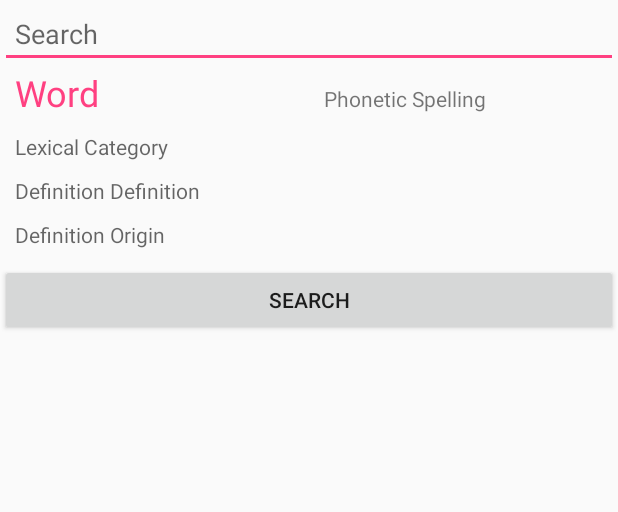
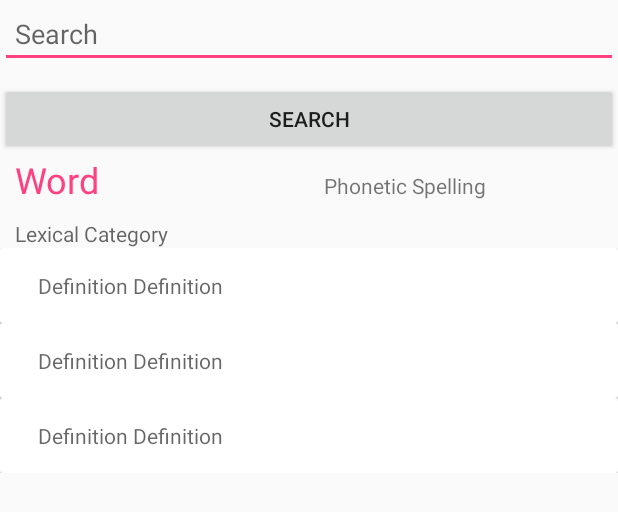
Before and after one commit to JasmienSCels/Wordly, an Android app: the layout activity_daily_word.xml on its own in the app's theme, with its tools: preview values and no code run, on a phone screen of 412 x 824 dp. Shown: the top 512 px of the screen. Run offline under Robolectric (Android 15) with nearby library versions, the phone set to English and light mode, and no system bars.

Commit message:
Added a recycler view to display multiple defintion variations of a word

```diff
--- a/app/build.gradle
+++ b/app/build.gradle
@@ -49,7 +49,7 @@ dependencies {
     annotationProcessor 'com.google.dagger:dagger-android-processor:2.12'
     annotationProcessor 'com.google.dagger:dagger-compiler:2.12'
 
-
+    //RecyclerView/CardView
     implementation 'com.android.support:recyclerview-v7:26.1.0'
     implementation 'com.android.support:cardview-v7:26.1.0'
 
--- a/app/src/main/java/com/example/jasmiensofiecels/wordly/viewModel/DictionaryViewModel.java
+++ b/app/src/main/java/com/example/jasmiensofiecels/wordly/viewModel/DictionaryViewModel.java
@@ -23,13 +23,7 @@ public class DictionaryViewModel extends ViewModel {
 
     public DictionaryViewModel(DictionaryRepository repository) {
         this.repository = repository;
-
-//        MutableLiveData<String> word = new MutableLiveData<>();
-//        word.setValue("");
-//        resultObservable = this.repository.getWordOfTheDay("en", word);
     }
-
-
 
     public void onWordRefresh(MutableLiveData<String> word) {
         resultObservable = repository.getWordOfTheDay("en", word);
--- a/app/src/main/res/layout/activity_daily_word.xml
+++ b/app/src/main/res/layout/activity_daily_word.xml
@@ -3,6 +3,7 @@
     xmlns:tools="http://schemas.android.com/tools"
     android:layout_width="match_parent"
     android:layout_height="match_parent"
+    xmlns:app="http://schemas.android.com/apk/res-auto"
     android:minHeight="0dp"
     tools:context="com.example.jasmiensofiecels.wordly.view.dailyWord.DailyWordActivity"
     tools:layout_editor_absoluteY="81dp">
@@ -26,6 +27,30 @@
             android:digits="ABCDEFGHIJKLMNOPQRSTUVWXYZabcdefghijklmnopqrstuvwxyz-"
             />
 
+
+    </LinearLayout>
+
+    <LinearLayout
+        android:id="@+id/layout_search_button"
+        android:layout_width="match_parent"
+        android:layout_height="wrap_content"
+        android:layout_below="@id/search_layout_linear"
+        android:orientation="horizontal"
+        android:paddingTop="10dp">
+
+
+        <Button
+            android:id="@+id/search_btn"
+            android:layout_width="match_parent"
+            android:layout_height="wrap_content"
+            android:layout_weight="1"
+            android:paddingTop="10dp"
+            android:soundEffectsEnabled="true"
+            android:text="Search"
+            android:textStyle="normal"
+            tools:layout_editor_absoluteX="205dp"
+            tools:layout_editor_absoluteY="297dp" />
+
     </LinearLayout>
 
 
@@ -35,12 +60,11 @@
         android:layout_width="match_parent"
         android:layout_height="wrap_content"
         android:layout_alignParentBottom="true"
-        android:layout_below="@+id/search_layout_linear"
+        android:layout_below="@+id/layout_search_button"
         android:orientation="vertical"
         android:paddingBottom="10dp"
         tools:layout_editor_absoluteX="16dp"
         tools:layout_editor_absoluteY="222dp">
-
 
         <LinearLayout
             android:id="@+id/layout_word_tittle"
@@ -98,62 +122,41 @@
             android:orientation="horizontal"
             android:layout_below="@id/layout_word_lexical_category">
 
-            <TextView
-                android:id="@+id/word_definition"
+
+            <android.support.v7.widget.RecyclerView
+                android:id="@+id/recycler_view"
                 android:layout_width="match_parent"
-                android:layout_height="wrap_content"
-                android:paddingStart="10dp"
-                android:layout_gravity="left"
-                android:paddingTop="10dp"
-                android:textColor="@color/colorAccent"
-                android:hint="Definition Definition" />
+                android:layout_height="match_parent"
+                android:layout_alignParentLeft="true"
+                android:layout_alignParentStart="true"
+                android:keyboardNavigationCluster="false"
+                tools:listitem="@layout/word_definition_card" />
 
         </LinearLayout>
 
 
-        <LinearLayout
-            android:id="@+id/layout_word_origin"
-            android:layout_width="match_parent"
-            android:layout_height="wrap_content"
-            android:orientation="horizontal"
-            android:layout_below="@id/layout_word_definition">
+        <!--<LinearLayout-->
+            <!--android:id="@+id/layout_word_origin"-->
+            <!--android:layout_width="match_parent"-->
+            <!--android:layout_height="wrap_content"-->
+            <!--android:orientation="horizontal"-->
+            <!--android:layout_below="@id/layout_word_definition">-->
 
-            <TextView
-                android:id="@+id/word_origin"
-                android:layout_width="match_parent"
-                android:layout_height="wrap_content"
-                android:paddingStart="10dp"
-                android:paddingTop="10dp"
-                android:layout_gravity="left"
-                android:textColor="@color/colorAccent"
-                android:hint="Definition Origin" />
+            <!--<TextView-->
+                <!--android:id="@+id/word_origin"-->
+                <!--android:layout_width="match_parent"-->
+                <!--android:layout_height="wrap_content"-->
+                <!--android:layout_gravity="left"-->
+                <!--android:hint="Definition Origin"-->
+                <!--android:paddingStart="10dp"-->
+                <!--android:paddingTop="10dp"-->
+                <!--android:textColor="@color/colorAccent"-->
+                <!--android:visibility="invisible" />-->
 
-        </LinearLayout>
+        <!--</LinearLayout>-->
 
 
 
-        <LinearLayout
-            android:id="@+id/layout_search_button"
-            android:layout_width="match_parent"
-            android:layout_height="match_parent"
-            android:layout_below="@id/word_origin"
-            android:paddingTop="10dp"
-            android:orientation="horizontal">
-
-
-            <Button
-                android:id="@+id/search_btn"
-                android:layout_width="match_parent"
-                android:layout_height="wrap_content"
-                android:layout_weight="1"
-                android:paddingTop="10dp"
-                android:soundEffectsEnabled="true"
-                android:text="Search"
-                android:textStyle="normal"
-                tools:layout_editor_absoluteX="205dp"
-                tools:layout_editor_absoluteY="297dp" />
-
-        </LinearLayout>
 
     </LinearLayout>
 
--- /dev/null
+++ b/app/src/main/res/layout/word_definition_card.xml
@@ -0,0 +1,56 @@
+<?xml version="1.0" encoding="utf-8"?>
+<android.support.v7.widget.CardView xmlns:android="http://schemas.android.com/apk/res/android"
+    android:layout_width="match_parent"
+    android:layout_height="wrap_content"
+    xmlns:tools="http://schemas.android.com/tools"
+    android:id="@+id/andi_card">
+
+    <RelativeLayout
+        android:layout_width="match_parent"
+        android:layout_height="match_parent"
+        android:padding="5dp">
+
+        <LinearLayout
+            android:id="@+id/definition_layout_linear"
+            android:layout_width="match_parent"
+            android:layout_height="wrap_content"
+            android:layout_alignParentBottom="true"
+            android:layout_below="@+id/search_layout_linear"
+            android:orientation="vertical"
+            android:paddingBottom="10dp"
+            tools:layout_editor_absoluteX="16dp"
+            tools:layout_editor_absoluteY="222dp">
+
+
+
+        <LinearLayout
+            android:id="@+id/layout_word_definition"
+            android:layout_width="match_parent"
+            android:layout_height="wrap_content"
+            android:orientation="horizontal">
+
+            <TextView
+                android:id="@+id/word_list_order"
+                android:layout_width="wrap_content"
+                android:layout_height="wrap_content"
+                android:paddingStart="10dp"
+                android:textColor="@color/colorAccent"/>
+
+            <TextView
+                android:id="@+id/word_definition"
+                android:layout_width="match_parent"
+                android:layout_height="wrap_content"
+                android:layout_toLeftOf="@+id/word_list_order"
+                android:paddingStart="10dp"
+                android:layout_gravity="left"
+                android:paddingTop="10dp"
+                android:textColor="@color/colorAccent"
+                android:hint="Definition Definition" />
+
+        </LinearLayout>
+
+        </LinearLayout>
+
+    </RelativeLayout>
+
+</android.support.v7.widget.CardView>
```
Also changed, not shown: app/src/main/java/com/example/jasmiensofiecels/wordly/view/dailyWord/DailyWordActivity.java (+29 -14 lines), app/src/main/java/com/example/jasmiensofiecels/wordly/view/dailyWord/WordListAdapter.java (added, +117 -0 lines).
